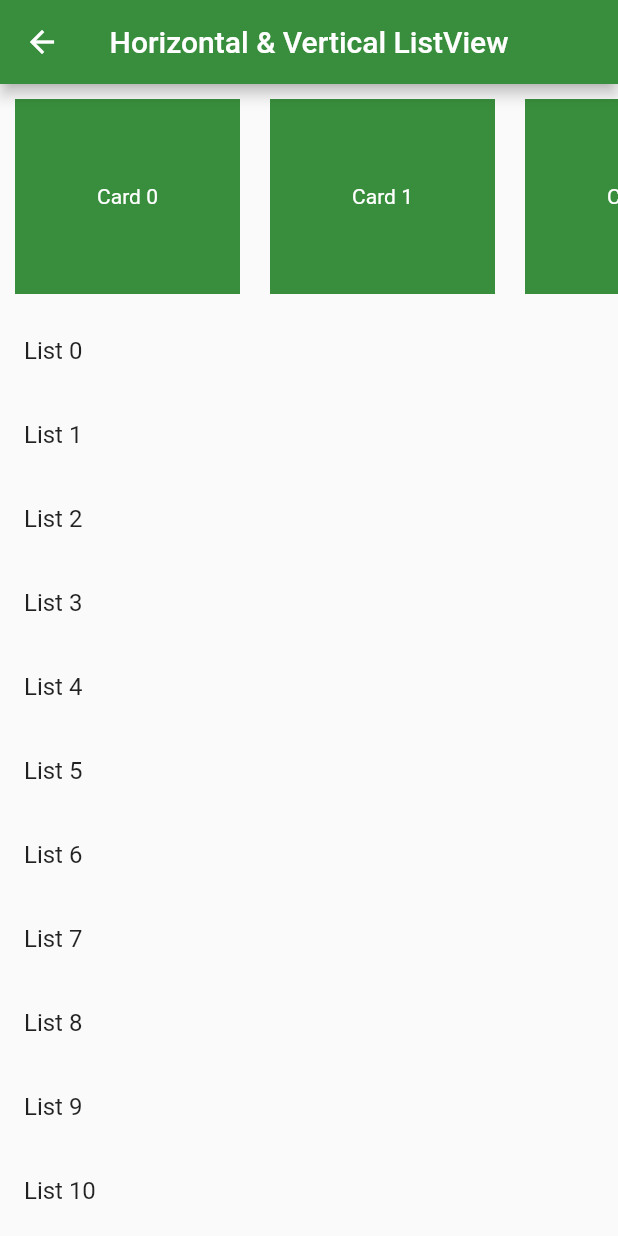
After one commit to karan-nga/MovieApp, a Flutter app: the HomePage screen opened directly, on a phone screen of 412 x 824 dp. The commit adds this screen. Run offline on Flutter 3.47's test engine with Material 2 defaults, Android fonts, the phone set to English and light mode, and no system bars; our stand-ins replace firebase_auth, firebase_core, shared_preferences, transparent_image; accounts and stored records are empty.

Commit message:
Search issue solved

```diff
--- /dev/null
+++ b/lib/screens/demo.dart
@@ -0,0 +1,52 @@
+import 'package:flutter/material.dart';
+
+class HomePage extends StatelessWidget {
+  @override
+  Widget build(BuildContext context) {
+    return Scaffold(
+      appBar: AppBar(
+        title: Text("Horizontal & Vertical ListView"),
+        backgroundColor: Colors.green[700],
+        centerTitle: true,
+      ),
+      body: Container(
+        child: SingleChildScrollView(
+          child: Column(
+            mainAxisSize: MainAxisSize.min,
+            children: [
+              SizedBox(
+                height: 150,
+                child: ListView.builder(
+                  itemCount: 10,
+                  scrollDirection: Axis.horizontal,
+                  itemBuilder: (context, index) => Container(
+                    height: 150,
+                    width: 150,
+                    margin: EdgeInsets.all(10),
+                    child: Center(
+                      child: Text(
+                        "Card $index",
+                        style: TextStyle(color: Colors.white),
+                      ),
+                    ),
+                    color: Colors.green[700],
+                  ),
+                ),
+              ),
+              Flexible(
+                child: ListView.builder(
+                  itemCount: 15,
+                  physics: NeverScrollableScrollPhysics(),
+                  shrinkWrap: true,
+                  itemBuilder: (context, index) => ListTile(
+                    title: Text("List $index"),
+                  ),
+                ),
+              ),
+            ],
+          ),
+        ),
+      ),
+    );
+  }
+}
--- a/lib/screens/search_movies.dart
+++ b/lib/screens/search_movies.dart
@@ -89,13 +89,13 @@ class _MoviesSearchState extends State<MoviesSearch> {
                       itemBuilder: (context, index) => ListTile(
                             contentPadding: EdgeInsets.all(8.0),
                             title: Text(
-                              moviesData[index].title,
+                              moviesData[index].title!,
                               style: TextStyle(
                                   color: Colors.white,
                                   fontWeight: FontWeight.bold),
                             ),
                             subtitle: Text(
-                              moviesData[index].releaseDate.substring(0, 4),
+                              moviesData[index].releaseDate!.substring(0, 4),
                               style: TextStyle(color: Colors.white70),
                             ),
                             trailing: Text(
--- a/lib/screens/treding_movies.dart
+++ b/lib/screens/treding_movies.dart
@@ -11,12 +11,12 @@ class _SearchAppBarState extends State<SearchAppBar> {
   Icon actionIcon = new Icon(Icons.search);
   @override
   Widget build(BuildContext context) {
-    return new Scaffold(
-      appBar: new AppBar(
+    return Scaffold(
+      appBar: AppBar(
           centerTitle: true,
           title:appBarTitle,
           actions: <Widget>[
-            new IconButton(icon: actionIcon,onPressed:(){
+            IconButton(icon: actionIcon,onPressed:(){
               setState(() {
                 if ( this.actionIcon.icon == Icons.search){
                   this.actionIcon = new Icon(Icons.close);
```
Also changed, not shown: lib/models/searchModel.dart (+7 -7 lines), lib/models/trending_model.dart (added, +109 -0 lines), lib/repo/search_data.dart (+7 -6 lines), lib/screens/movies.dart (+17 -1 lines), lib/screens/search/movies_find.dart (+48 -69 lines), lib/screens/trending_movies_list.dart (added, +104 -0 lines).
